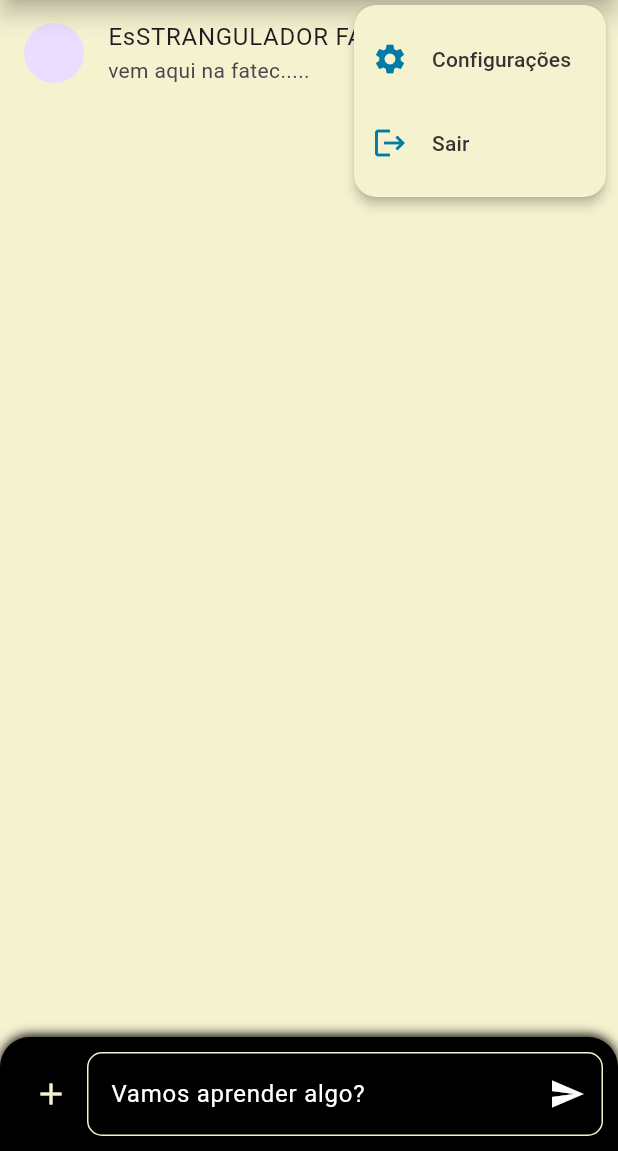
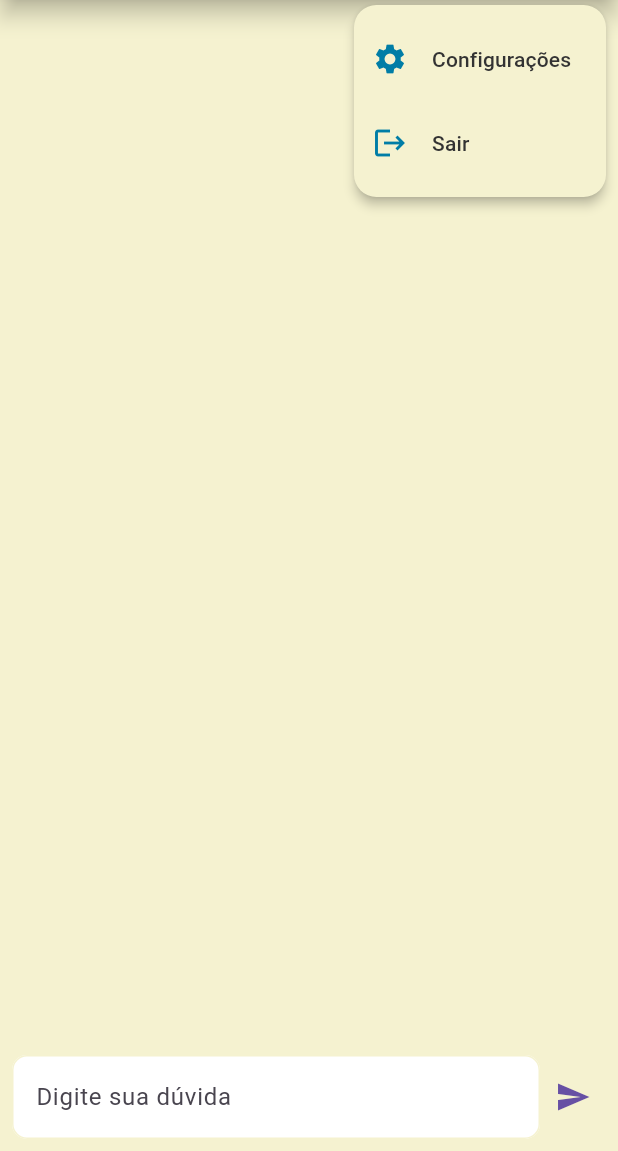
Before and after one commit to HugoFP-2024/project_IAprende, a Flutter app: the ChatPage screen opened by its route, after a tap on the "more vert" icon, on a phone screen of 412 x 824 dp, the part 85-1236 px from its top. Run offline on Flutter 3.47's test engine with Material 3 defaults, Android fonts, the light colour scheme and no system bars; drawn by our look-alikes of dash_chat_2; our stand-ins replace flutter_gemini.

Commit message:
Ajustes tela chat
implementado gemini, tela chat tomando forma

```diff
--- a/iaprende/lib/chat.page.dart
+++ b/iaprende/lib/chat.page.dart
@@ -1,4 +1,6 @@
+import 'package:dash_chat_2/dash_chat_2.dart';
 import 'package:flutter/material.dart';
+import 'package:flutter_gemini/flutter_gemini.dart';
 
 class ChatPage extends StatefulWidget {
   @override
@@ -6,93 +8,80 @@ class ChatPage extends StatefulWidget {
 }
 
 class _ChatPageState extends State<ChatPage> {
+  final Gemini gemini = Gemini.instance;
+
+  List<ChatMessage> messages = [];
+
+  final ChatUser currentUser = ChatUser(id: "0", firstName: "Francisco");
+  final ChatUser geminiUser = ChatUser(
+    id: "1",
+    firstName: "IAprende",
+    profileImage: "images/IAprende.png",
+  );
+
   @override
   Widget build(BuildContext context) {
     return Scaffold(
-      backgroundColor: Color(0xFFF5F2D0),
+      backgroundColor: const Color(0xFFF5F2D0),
       appBar: AppBar(
         shadowColor: Colors.black,
         elevation: 6.0,
-        title: Text("IAprende", style: TextStyle(color: Colors.white)),
+        title: const Text("IAprende", style: TextStyle(color: Colors.white)),
         centerTitle: true,
-        backgroundColor: Color(0xFF007DA6),
+        backgroundColor: const Color(0xFF007DA6),
         leading: IconButton(
           onPressed: null,
-          icon: Icon(Icons.menu, color: Colors.white),
+          icon: const Icon(Icons.menu, color: Colors.white),
         ),
-        actions: [
-          PopupMenuButton<String>(
+        actions: [_buildPopupMenu(context)],
+      ),
+      body: _buildChat(),
+    );
+  }
+
+  Widget _buildPopupMenu(BuildContext context) {
+    return PopupMenuButton<String>(
       tooltip: 'Menu Opções',
-            icon: Icon(Icons.more_vert, color: Colors.white), // Ícone mais comum para menu de opções
-            color: Color(0xFFF5F2D0), // Cor de fundo do popup
-            shape: RoundedRectangleBorder(
-              borderRadius: BorderRadius.circular(15),
-            ),
-            offset: Offset(0, kToolbarHeight), // Para posicionar abaixo do AppBar
+      icon: const Icon(Icons.more_vert, color: Colors.white),
+      color: const Color(0xFFF5F2D0),
+      shape: RoundedRectangleBorder(borderRadius: BorderRadius.circular(15)),
+      offset: const Offset(0, kToolbarHeight),
       itemBuilder: (context) => [
         PopupMenuItem(
           value: 'settings',
           child: ListTile(
-                  leading: Icon(Icons.settings, color: Color(0xFF007DA6)),
-                  title: Text('Configurações', style: TextStyle(color: Color(0xFF333333))),
+            leading: const Icon(Icons.settings, color: Color(0xFF007DA6)),
+            title: const Text('Configurações', style: TextStyle(color: Color(0xFF333333))),
           ),
         ),
         PopupMenuItem(
           value: 'logout',
-                child: ListTile(
-                  leading: Icon(Icons.logout, color: Color(0xFF007DA6)),
-                  title: Text('Sair', style: TextStyle(color: Color(0xFF333333))),
-                ),
           onTap: () {
-                  // Adicionar um pequeno delay para o menu fechar antes de navegar
-                  Future.delayed(Duration(milliseconds: 100), () {
+            Future.delayed(const Duration(milliseconds: 100), () {
               Navigator.pushReplacementNamed(context, '/login');
-                     print("Sair selecionado - Navegar para /login (comentado)");
             });
           },
+          child: ListTile(
+            leading: const Icon(Icons.logout, color: Color(0xFF007DA6)),
+            title: const Text('Sair', style: TextStyle(color: Color(0xFF333333))),
+          ),
         ),
       ],
-          ),
-        ],
-      ),
-      body: Column(
-        children: [
-          Flexible(child: ListView(children: [
-              ListTile(
-                  leading: CircleAvatar(),
-                  title: Text("EsSTRANGULADOR FATECANO"),
-                  subtitle: Text("vem aqui na fatec....."),
-                  trailing: Text("10/05"),
-                ),
-              ],
-            )),
-          Container(
-            decoration: BoxDecoration(
-              color: Colors.black,
-              borderRadius: BorderRadius.vertical(top: Radius.circular(20)),
-              boxShadow: [
-                BoxShadow(
-                  blurRadius: 6.0,
-                  spreadRadius: 0.0,
-                  offset: Offset(0, -1),
-                ),
-              ],
-            ),
+    );
+  }
 
-            padding: EdgeInsets.all(10),
-            child: Row(
-              children: [
-                IconButton(
-                  onPressed: null,
-                  icon: Icon(Icons.add, color: Color(0xFFF5F2D0)),
-                ),
-                Expanded(
-                  child: Container(
-                    child: TextField(
-                      style: TextStyle(color: Colors.white),
-                      cursorColor: Colors.white,
-                      decoration: InputDecoration(
-                        suffixIcon: Icon(Icons.send, color: Colors.white),
+  Widget _buildChat() {
+  return DashChat(
+    currentUser: currentUser,
+    onSend: _handleSend,
+    messages: messages,
+    inputOptions: InputOptions(
+      alwaysShowSend: true,
+      cursorStyle: CursorStyle(color: Colors.black),
+      inputDecoration: InputDecoration(
+        hintText: "Digite sua dúvida",
+        filled: true,
+        fillColor: Colors.white,
         border: OutlineInputBorder(
           borderRadius: BorderRadius.circular(10),
         ),
@@ -106,20 +95,61 @@ class _ChatPageState extends State<ChatPage> {
             width: 2.0,
           ),
           borderRadius: BorderRadius.circular(10),
-                        ),
-                        labelText: 'Vamos aprender algo?',
-                        labelStyle: TextStyle(color: Colors.white),
-                        hintText: 'Exemplo: Me diga sobre astrofísica',
-                        hintStyle: TextStyle(color: Colors.grey[200]),
+        )
       ),
     ),
-                  ),
-                ),
-              ],
-            ),
-          ),
-        ],
-      ),
+    messageOptions: MessageOptions(
+      currentUserContainerColor: Color(0xFF007DA6),
+    )
     );
+
+}
+
+  void _handleSend(ChatMessage userMessage) async {
+    // Adiciona mensagem do usuário
+    setState(() {
+      messages.insert(0, userMessage);
+    });
+
+    final typingMessage = ChatMessage(
+      user: geminiUser,
+      createdAt: DateTime.now(),
+      text: "Digitando...",
+    );
+
+    setState(() {
+      messages.insert(0, typingMessage);
+    });
+
+    try {
+      String question = userMessage.text;
+      String fullResponse = "";
+
+      gemini.promptStream(parts: [Part.text(question)]).listen((event) {
+        if (event == null || event.content == null || event.content!.parts == null) {
+          return;
+        }
+        final chunk = event.content!.parts!.whereType<TextPart>().map((p) => p.text).join();
+        fullResponse += chunk;
+
+        setState(() {
+          messages[0] = ChatMessage(
+            user: geminiUser,
+            createdAt: typingMessage.createdAt,
+            text: fullResponse.trim(),
+          );
+        });
+      });
+    } catch (e) {
+      print("Erro ao chamar Gemini: $e");
+
+      setState(() {
+        messages[0] = ChatMessage(
+          user: geminiUser,
+          createdAt: DateTime.now(),
+          text: "Erro inesperado: ${e.toString()}",
+        );
+      });
     }
   }
+}
--- /dev/null
+++ b/iaprende/lib/consts.dart
@@ -0,0 +1 @@
+const String GEMINI_API_KEY = "AIzaSyC6oPjMSu7A2Lzqw7m1w_2QjPfMCnbwcC8";
--- a/iaprende/lib/main.dart
+++ b/iaprende/lib/main.dart
@@ -1,11 +1,14 @@
 import 'package:flutter/material.dart';
+import 'package:flutter_gemini/flutter_gemini.dart';
 import 'package:iaprende/chat.page.dart';
+import 'package:iaprende/consts.dart';
 import 'package:iaprende/email_login_page.dart';
 import 'package:iaprende/quizz_page.dart';
 import 'package:iaprende/register_page.dart';
 import 'login_screen.dart';
 
 void main() {
+  Gemini.init(apiKey: GEMINI_API_KEY,);
   runApp(IAprendeApp());
 }
 
--- a/iaprende/pubspec.yaml
+++ b/iaprende/pubspec.yaml
@@ -30,10 +30,14 @@ environment:
 dependencies:
   flutter:
     sdk: flutter
+  http: ^1.4.0
 
   # The following adds the Cupertino Icons font to your application.
   # Use with the CupertinoIcons class for iOS style icons.
   cupertino_icons: ^1.0.8
+  flutter_gemini: ^3.0.0
+  dash_chat_2: ^0.0.21
+  image_picker: ^1.1.2
 
 dev_dependencies:
   flutter_test:
```
Also changed, not shown: iaprende/pubspec.lock, 5 other files. Lines whose indentation alone changed are shown as unchanged.
